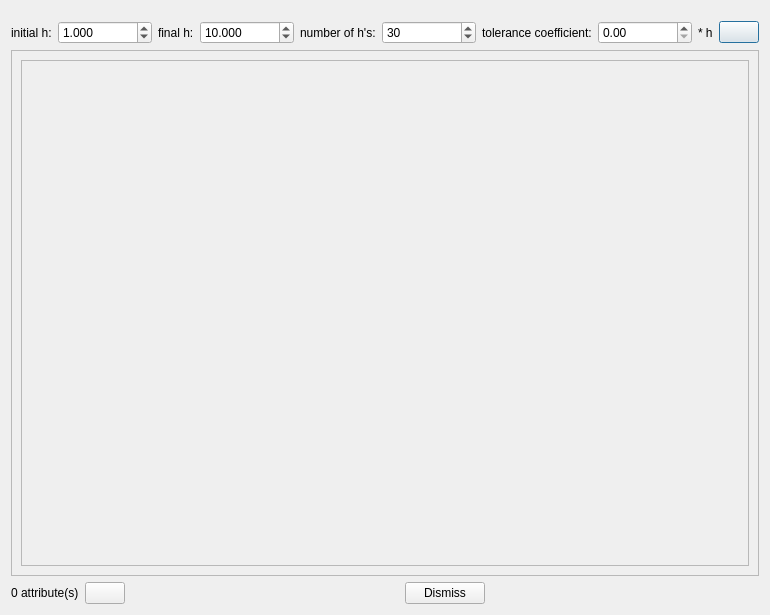
Before: the Qt Designer form dialogs/transiogramdialog.ui in PauloCarvalhoRJ/gammaray, drawn with Qt 5.
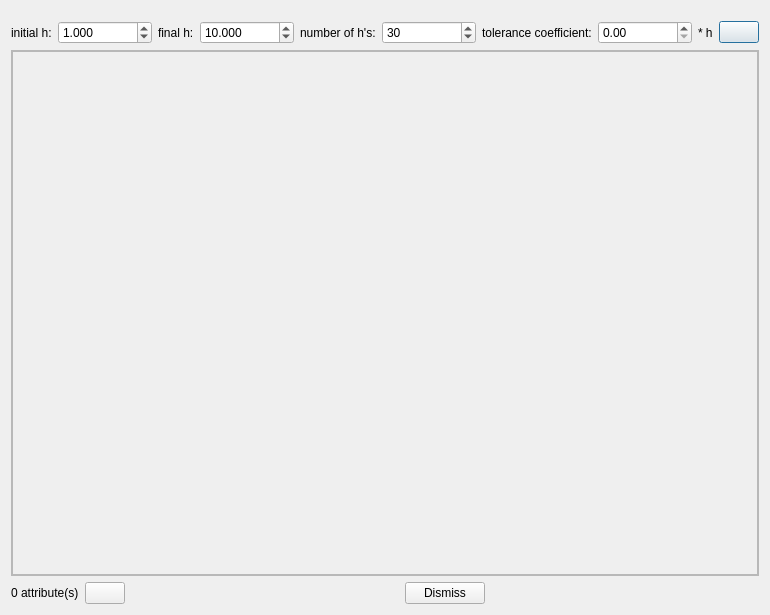
After: the same form once the commit is applied. Icons and pictures are not drawn.

Patch:
```diff
--- a/dialogs/transiogramdialog.ui
+++ b/dialogs/transiogramdialog.ui
@@ -161,6 +161,21 @@
        </rect>
       </property>
       <layout class="QVBoxLayout" name="verticalLayout_2">
+       <property name="spacing">
+        <number>0</number>
+       </property>
+       <property name="leftMargin">
+        <number>0</number>
+       </property>
+       <property name="topMargin">
+        <number>0</number>
+       </property>
+       <property name="rightMargin">
+        <number>0</number>
+       </property>
+       <property name="bottomMargin">
+        <number>0</number>
+       </property>
        <item>
         <widget class="QFrame" name="frmTransiograms">
          <property name="frameShape">
@@ -169,7 +184,23 @@
          <property name="frameShadow">
           <enum>QFrame::Raised</enum>
          </property>
-         <layout class="QGridLayout" name="gridLayout"/>
+         <layout class="QGridLayout" name="gridLayout">
+          <property name="leftMargin">
+           <number>0</number>
+          </property>
+          <property name="topMargin">
+           <number>0</number>
+          </property>
+          <property name="rightMargin">
+           <number>0</number>
+          </property>
+          <property name="bottomMargin">
+           <number>0</number>
+          </property>
+          <property name="spacing">
+           <number>0</number>
+          </property>
+         </layout>
         </widget>
        </item>
       </layout>
```
Left out of the diff: 17 changed lines with no effect on the pictures.
